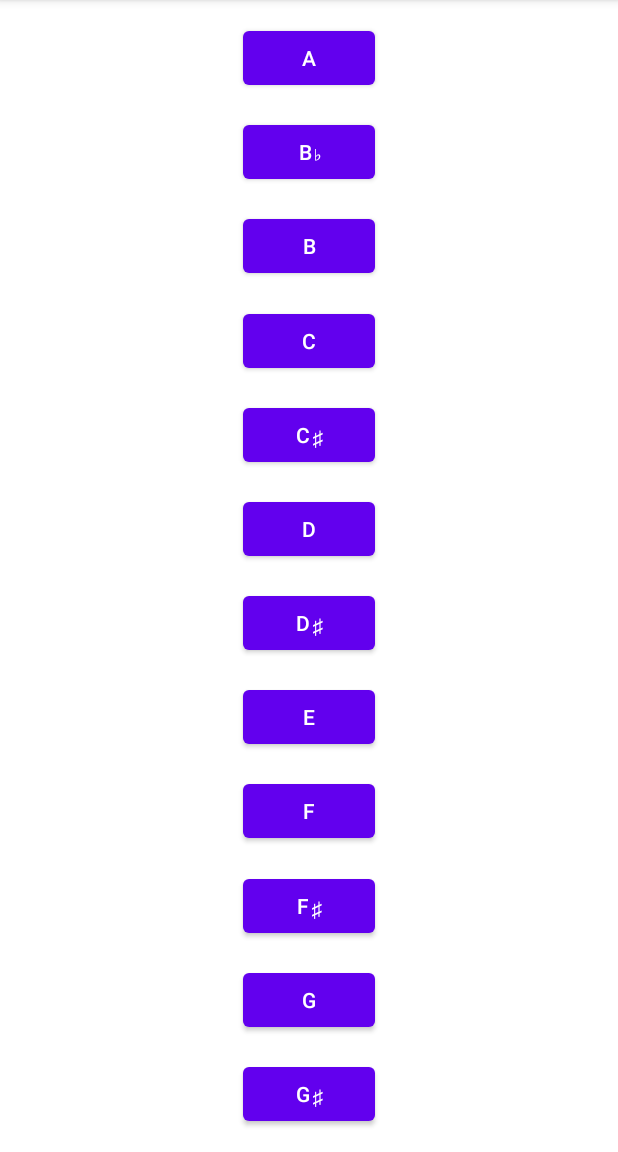
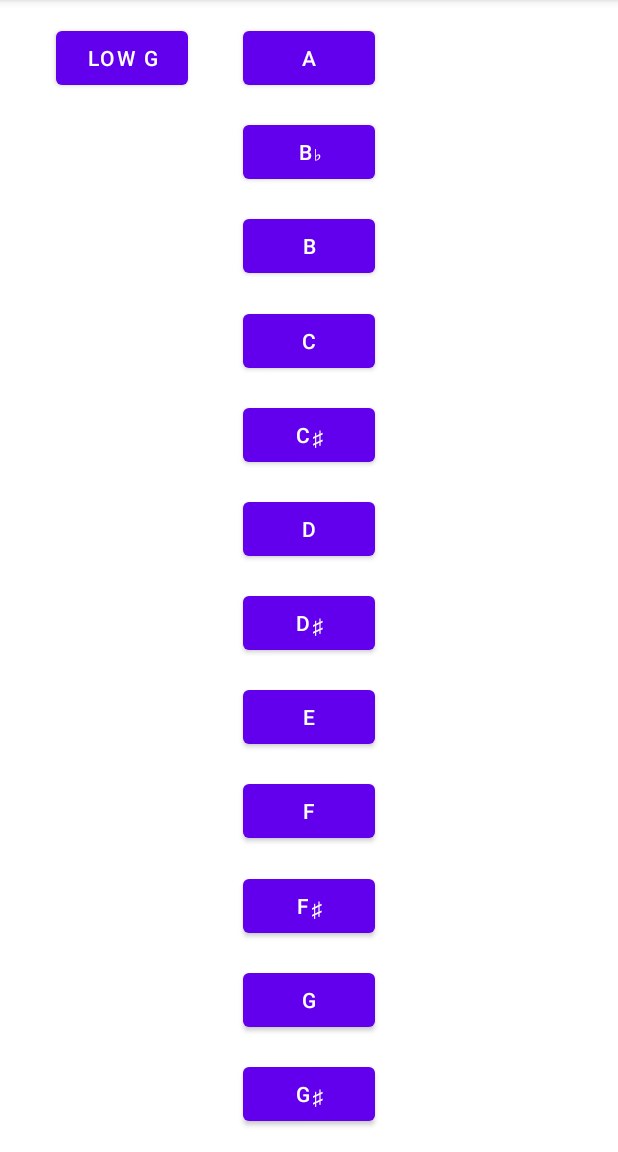
Before and after one commit to JaydenPease/SoundBoard-Project, an Android app: the screen it shows after launch (MainActivity), on a phone screen of 412 x 824 dp, the part 84-1236 px from its top. Run offline under Robolectric (Android 15) with nearby library versions, the phone set to English and light mode, and no system bars.

Commit message:
the thing

```diff
--- a/app/build.gradle
+++ b/app/build.gradle
@@ -17,9 +17,9 @@ android {
     }
 
     // Uncomment to enable View Binding
-//    buildFeatures {
-//        viewBinding true
-//    }
+    buildFeatures {
+        viewBinding true
+    }
 
     buildTypes {
         release {
--- a/app/src/main/java/com/mistershorr/soundboard/MainActivity.kt
+++ b/app/src/main/java/com/mistershorr/soundboard/MainActivity.kt
@@ -6,22 +6,15 @@ import androidx.appcompat.app.AppCompatActivity
 import android.os.Bundle
 import android.view.View
 import android.widget.Button
+import com.mistershorr.soundboard.databinding.ActivityMainBinding
 
 class MainActivity : AppCompatActivity() {
 
     val TAG = "MainActivity"
-    lateinit var buttonA : Button
-    lateinit var buttonBb : Button
-    lateinit var buttonB : Button
-    lateinit var buttonC : Button
-    lateinit var buttonCs: Button
-    lateinit var buttonD: Button
-    lateinit var buttonDs: Button
-    lateinit var buttonE: Button
-    lateinit var buttonF: Button
-    lateinit var buttonFs: Button
-    lateinit var buttonG: Button
-    lateinit var buttonGs: Button
+
+
+    //instance variable for the view binding
+    private lateinit var binding: ActivityMainBinding
 
     lateinit var soundPool : SoundPool
     var ANote = 0
@@ -40,28 +33,34 @@ class MainActivity : AppCompatActivity() {
 
     override fun onCreate(savedInstanceState: Bundle?) {
         super.onCreate(savedInstanceState)
-        setContentView(R.layout.activity_main)
+        // define the binding  variable
+        binding = ActivityMainBinding.inflate(layoutInflater)
+        setContentView(binding.root)
 
-        wireWidgets()
+
         initializeSoundPool()
         setListeners()
     }
 
     private fun setListeners() {
         val soundBoardListener = SoundBoardListener()
-        buttonA.setOnClickListener(soundBoardListener)
-        buttonBb.setOnClickListener(soundBoardListener)
-        buttonB.setOnClickListener(soundBoardListener)
-        buttonC.setOnClickListener(soundBoardListener)
+        binding.buttonMainA.setOnClickListener(soundBoardListener)
+        binding.buttonMainBb.setOnClickListener(soundBoardListener)
+        binding.buttonMainB.setOnClickListener(soundBoardListener)
+        binding.buttonMainC.setOnClickListener(soundBoardListener)
+        binding.buttonMainCs.setOnClickListener(soundBoardListener)
+        binding.buttonMainD.setOnClickListener(soundBoardListener)
+        binding.buttonMainDs.setOnClickListener(soundBoardListener)
+        binding.buttonMainE.setOnClickListener(soundBoardListener)
+        binding.buttonMainF.setOnClickListener(soundBoardListener)
+        binding.buttonMainFs.setOnClickListener(soundBoardListener)
+        binding.buttonMainG.setOnClickListener(soundBoardListener)
+        binding.buttonMainGs.setOnClickListener(soundBoardListener)
+        binding.buttonMainLg.setOnClickListener((soundBoardListener))
     }
 
 
-    private fun wireWidgets() {
-        buttonA = findViewById(R.id.button_main_a)
-        buttonBb = findViewById(R.id.button_main_bb)
-        buttonB = findViewById(R.id.button_main_b)
-        buttonC = findViewById(R.id.button_main_c)
-    }
+
 
     private fun initializeSoundPool() {
 
@@ -74,6 +73,14 @@ class MainActivity : AppCompatActivity() {
         BbNote = soundPool.load(this, R.raw.scalebb, 1)
         BNote = soundPool.load(this, R.raw.scaleb, 1)
         CNote =  soundPool.load(this, R.raw.scalec, 1)
+        CsNote = soundPool.load(this, R.raw.scalecs, 1)
+        DNote = soundPool.load(this, R.raw.scaled, 1)
+        DsNote = soundPool.load(this, R.raw.scaleds, 1)
+        ENote = soundPool.load(this, R.raw.scalee, 1)
+        FNote = soundPool.load(this, R.raw.scalef, 1)
+        FsNote = soundPool.load(this, R.raw.scalefs, 1)
+        GNote = soundPool.load(this, R.raw.scaleg, 1)
+        GsNote = soundPool.load(this, R.raw.scalegs, 1)
     }
 
     private fun playNote(noteId : Int) {
@@ -87,7 +94,33 @@ class MainActivity : AppCompatActivity() {
                 R.id.button_main_bb -> playNote(BbNote)
                 R.id.button_main_b -> playNote(BNote)
                 R.id.button_main_c -> playNote(CNote)
+                R.id.button_main_cs -> playNote(CsNote)
+                R.id.button_main_d -> playNote(DNote)
+                R.id.button_main_ds -> playNote(DsNote)
+                R.id.button_main_e -> playNote(ENote)
+                R.id.button_main_f -> playNote(FNote)
+                R.id.button_main_fs -> playNote(FsNote)
+                R.id.button_main_g -> playNote(GNote)
+                R.id.button_main_gs -> playNote(GsNote)
             }
         }
+
+    }
+
+    private fun playSong(song: List<Note>) {
+        //loop through a list of notes
+          //play the note
+                //note you get is a string
+                //to play the note, you need the corresponding soundPool object
+           //delay for the delay
+    }
+
+    private fun delay(time: Long) {
+        try{
+            Thread.sleep(time)
+        } catch(e: InterruptedException) {
+            e.printStackTrace()
+        }
+
     }
 }
--- /dev/null
+++ b/app/src/main/java/com/mistershorr/soundboard/Note.kt
@@ -0,0 +1,3 @@
+package com.mistershorr.soundboard
+
+data class Note(val note: String, val delay: Long)
--- a/app/src/main/res/layout/activity_main.xml
+++ b/app/src/main/res/layout/activity_main.xml
@@ -137,4 +137,14 @@
         app:layout_constraintHorizontal_bias="0.5"
         app:layout_constraintStart_toStartOf="parent"
         app:layout_constraintTop_toBottomOf="@+id/button_main_c" />
+
+    <Button
+        android:id="@+id/button_main_lg"
+        android:layout_width="wrap_content"
+        android:layout_height="wrap_content"
+        android:text="@string/low_g"
+        app:layout_constraintBottom_toBottomOf="@+id/button_main_a"
+        app:layout_constraintEnd_toStartOf="@+id/button_main_a"
+        app:layout_constraintStart_toStartOf="parent"
+        app:layout_constraintTop_toTopOf="@+id/button_main_a" />
 </androidx.constraintlayout.widget.ConstraintLayout>
--- a/app/src/main/res/values/strings.xml
+++ b/app/src/main/res/values/strings.xml
@@ -12,4 +12,5 @@
     <string name="f_sharp_note">F♯</string>
     <string name="g_note">G</string>
     <string name="g_sharp_note">G♯</string>
+    <string name="low_g">Low G</string>
 </resources>
```
